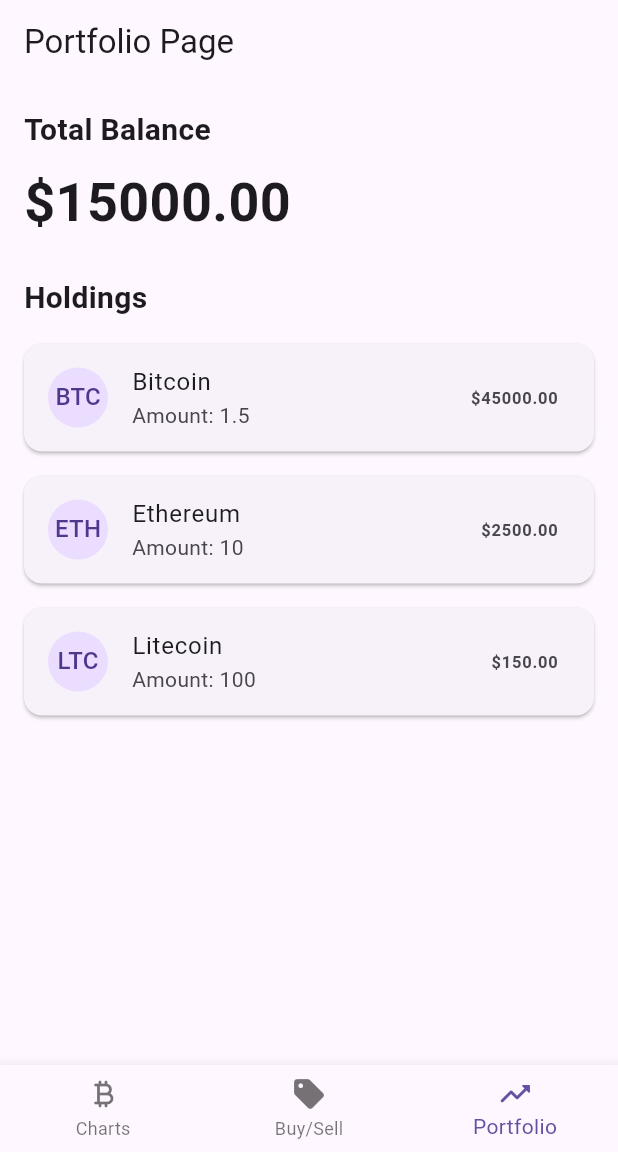
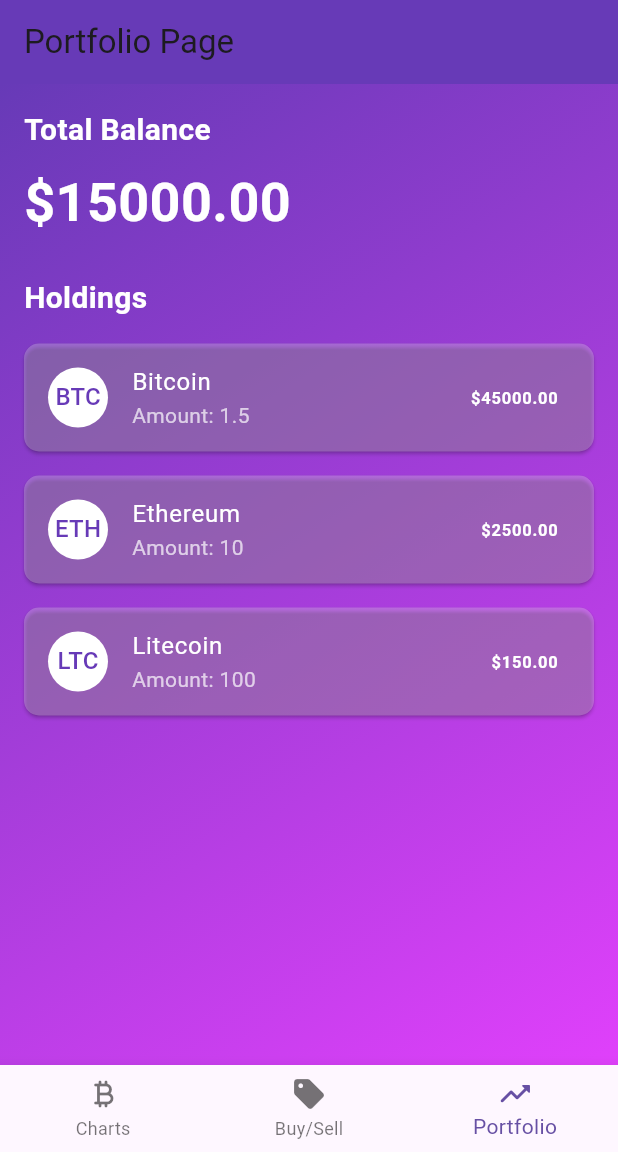
Before and after one commit to water473/CryptEasy-Crypto-Mobile-App, a Flutter app: the screen it shows after launch, item 3 of the bottom bar chosen, on a phone screen of 412 x 824 dp, the part 84-1236 px from its top. Run offline on Flutter 3.47's test engine with Material 3 defaults, Android fonts, the phone set to English and light mode, and no system bars; our stand-ins replace webview_flutter; network calls fail.

Commit message:
Final touches to portfolio page

```diff
--- a/lib/portfolio_page.dart
+++ b/lib/portfolio_page.dart
@@ -13,25 +13,34 @@
     return Scaffold(
       appBar: AppBar(
         title: Text('Portfolio Page'),
+        backgroundColor: Colors.deepPurple,
       ),
-      body: Padding(
+      body: Container(
+        decoration: BoxDecoration(
+          gradient: LinearGradient(
+            colors: [Colors.deepPurple, Colors.purpleAccent],
+            begin: Alignment.topLeft,
+            end: Alignment.bottomRight,
+          ),
+        ),
+        child: Padding(
           padding: const EdgeInsets.all(16.0),
           child: Column(
             crossAxisAlignment: CrossAxisAlignment.start,
             children: [
               Text(
                 'Total Balance',
-              style: TextStyle(fontSize: 20, fontWeight: FontWeight.bold),
+                style: TextStyle(fontSize: 20, fontWeight: FontWeight.bold, color: Colors.white),
               ),
               SizedBox(height: 8),
               Text(
                 '\$${totalBalance.toStringAsFixed(2)}',
-              style: TextStyle(fontSize: 36, fontWeight: FontWeight.bold),
+                style: TextStyle(fontSize: 36, fontWeight: FontWeight.bold, color: Colors.white),
               ),
               SizedBox(height: 24),
               Text(
                 'Holdings',
-              style: TextStyle(fontSize: 20, fontWeight: FontWeight.bold),
+                style: TextStyle(fontSize: 20, fontWeight: FontWeight.bold, color: Colors.white),
               ),
               SizedBox(height: 8),
               Expanded(
@@ -40,16 +49,30 @@
                   itemBuilder: (context, index) {
                     final holding = holdings[index];
                     return Card(
+                      color: Colors.white24,
                       margin: EdgeInsets.symmetric(vertical: 8),
+                      shape: RoundedRectangleBorder(
+                        borderRadius: BorderRadius.circular(10),
+                      ),
                       child: ListTile(
                         leading: CircleAvatar(
-                        child: Text(holding['symbol']),
+                          backgroundColor: Colors.white,
+                          child: Text(
+                            holding['symbol'],
+                            style: TextStyle(color: Colors.deepPurple),
                           ),
-                      title: Text(holding['name']),
-                      subtitle: Text('Amount: ${holding['amount']}'),
+                        ),
+                        title: Text(
+                          holding['name'],
+                          style: TextStyle(color: Colors.white),
+                        ),
+                        subtitle: Text(
+                          'Amount: ${holding['amount']}',
+                          style: TextStyle(color: Colors.white70),
+                        ),
                         trailing: Text(
                           '\$${holding['value'].toStringAsFixed(2)}',
-                        style: TextStyle(fontWeight: FontWeight.bold),
+                          style: TextStyle(fontWeight: FontWeight.bold, color: Colors.white),
                         ),
                       ),
                     );
@@ -59,6 +82,7 @@
             ],
           ),
         ),
+      ),
     );
   }
 }
```
Lines whose indentation alone changed are shown as unchanged.
